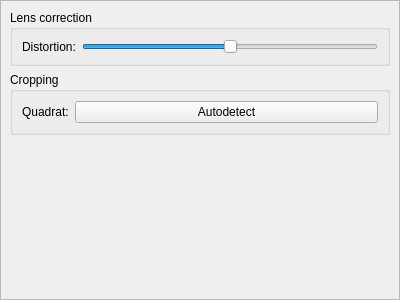
The window that src/preprocessor/gui/editor_dock.ui (CAMBioMed/preprocessor) describes before a commit, drawn with Qt 5.
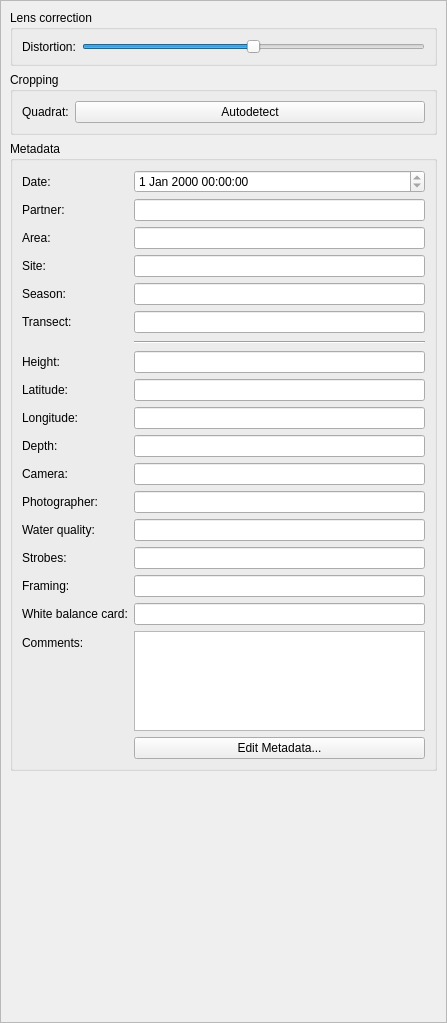
The same window after the commit.

Commit message: Add metadata fields to right dock

```diff
--- a/src/preprocessor/gui/editor_dock.ui
+++ b/src/preprocessor/gui/editor_dock.ui
@@ -6,8 +6,8 @@
    <rect>
     <x>0</x>
     <y>0</y>
-    <width>400</width>
-    <height>300</height>
+    <width>447</width>
+    <height>1023</height>
    </rect>
   </property>
   <property name="windowTitle">
@@ -37,8 +37,8 @@
         <rect>
          <x>0</x>
          <y>0</y>
-         <width>398</width>
-         <height>276</height>
+         <width>445</width>
+         <height>999</height>
         </rect>
        </property>
        <property name="sizePolicy">
@@ -48,23 +48,42 @@
         </sizepolicy>
        </property>
        <layout class="QGridLayout" name="gridLayout_2">
-        <item row="4" column="0">
-         <spacer name="verticalSpacer">
-          <property name="orientation">
-           <enum>Qt::Orientation::Vertical</enum>
+        <item row="3" column="0">
+         <widget class="QGroupBox" name="grpCropping">
+          <property name="sizePolicy">
+           <sizepolicy hsizetype="Preferred" vsizetype="Maximum">
+            <horstretch>0</horstretch>
+            <verstretch>0</verstretch>
+           </sizepolicy>
           </property>
-          <property name="sizeHint" stdset="0">
-           <size>
-            <width>20</width>
-            <height>40</height>
-           </size>
+          <property name="title">
+           <string>Cropping</string>
           </property>
-         </spacer>
+          <layout class="QFormLayout" name="formLayout">
+           <property name="fieldGrowthPolicy">
+            <enum>QFormLayout::FieldGrowthPolicy::AllNonFixedFieldsGrow</enum>
+           </property>
+           <item row="0" column="0">
+            <widget class="QLabel" name="lblCropping_QuadratAutodetect">
+             <property name="text">
+              <string>Quadrat:</string>
+             </property>
+            </widget>
+           </item>
+           <item row="0" column="1">
+            <widget class="QPushButton" name="btnCropping_QuadratAutodetect">
+             <property name="text">
+              <string>Autodetect</string>
+             </property>
+            </widget>
+           </item>
+          </layout>
+         </widget>
         </item>
         <item row="2" column="0">
          <widget class="QGroupBox" name="grpLensCorrection">
           <property name="sizePolicy">
-           <sizepolicy hsizetype="Preferred" vsizetype="Fixed">
+           <sizepolicy hsizetype="Preferred" vsizetype="Maximum">
             <horstretch>0</horstretch>
             <verstretch>0</verstretch>
            </sizepolicy>
@@ -99,26 +118,307 @@
           </layout>
          </widget>
         </item>
-        <item row="3" column="0">
-         <widget class="QGroupBox" name="grpCropping">
+        <item row="5" column="0">
+         <spacer name="verticalSpacer">
+          <property name="orientation">
+           <enum>Qt::Orientation::Vertical</enum>
+          </property>
+          <property name="sizeHint" stdset="0">
+           <size>
+            <width>20</width>
+            <height>40</height>
+           </size>
+          </property>
+         </spacer>
+        </item>
+        <item row="4" column="0">
+         <widget class="QGroupBox" name="grpMetadata">
+          <property name="sizePolicy">
+           <sizepolicy hsizetype="Preferred" vsizetype="Maximum">
+            <horstretch>0</horstretch>
+            <verstretch>0</verstretch>
+           </sizepolicy>
+          </property>
           <property name="title">
-           <string>Cropping</string>
+           <string>Metadata</string>
           </property>
-          <layout class="QFormLayout" name="formLayout">
+          <layout class="QFormLayout" name="formLayout_3">
            <property name="fieldGrowthPolicy">
             <enum>QFormLayout::FieldGrowthPolicy::AllNonFixedFieldsGrow</enum>
            </property>
            <item row="0" column="0">
-            <widget class="QLabel" name="lblCropping_QuadratAutodetect">
+            <widget class="QLabel" name="lblMetadataDate">
              <property name="text">
-              <string>Quadrat:</string>
+              <string>Date:</string>
              </property>
             </widget>
            </item>
            <item row="0" column="1">
-            <widget class="QPushButton" name="btnCropping_QuadratAutodetect">
+            <widget class="QDateTimeEdit" name="dteMetadataDate">
+             <property name="readOnly">
+              <bool>true</bool>
+             </property>
+            </widget>
+           </item>
+           <item row="1" column="0">
+            <widget class="QLabel" name="lblMetadataPartner">
              <property name="text">
-              <string>Autodetect</string>
+              <string>Partner:</string>
+             </property>
+            </widget>
+           </item>
+           <item row="1" column="1">
+            <widget class="QLineEdit" name="txtMetadataPartner">
+             <property name="readOnly">
+              <bool>true</bool>
+             </property>
+            </widget>
+           </item>
+           <item row="2" column="0">
+            <widget class="QLabel" name="lblMetadataArea">
+             <property name="text">
+              <string>Area:</string>
+             </property>
+            </widget>
+           </item>
+           <item row="3" column="0">
+            <widget class="QLabel" name="lblMetadataSite">
+             <property name="text">
+              <string>Site:</string>
+             </property>
+            </widget>
+           </item>
+           <item row="4" column="0">
+            <widget class="QLabel" name="lblMetadataSeason">
+             <property name="text">
+              <string>Season:</string>
+             </property>
+            </widget>
+           </item>
+           <item row="5" column="0">
+            <widget class="QLabel" name="lblMetadataTransect">
+             <property name="text">
+              <string>Transect:</string>
+             </property>
+            </widget>
+           </item>
+           <item row="6" column="1">
+            <widget class="Line" name="line">
+             <property name="sizePolicy">
+              <sizepolicy hsizetype="Expanding" vsizetype="Minimum">
+               <horstretch>0</horstretch>
+               <verstretch>0</verstretch>
+              </sizepolicy>
+             </property>
+             <property name="minimumSize">
+              <size>
+               <width>0</width>
+               <height>6</height>
+              </size>
+             </property>
+             <property name="orientation">
+              <enum>Qt::Orientation::Horizontal</enum>
+             </property>
+            </widget>
+           </item>
+           <item row="7" column="0">
+            <widget class="QLabel" name="lblMetadataHeight">
+             <property name="text">
+              <string>Height:</string>
+             </property>
+            </widget>
+           </item>
+           <item row="8" column="0">
+            <widget class="QLabel" name="lblMetadataLatitude">
+             <property name="text">
+              <string>Latitude:</string>
+             </property>
+            </widget>
+           </item>
+           <item row="9" column="0">
+            <widget class="QLabel" name="lblMetadataLongitude">
+             <property name="text">
+              <string>Longitude:</string>
+             </property>
+            </widget>
+           </item>
+           <item row="10" column="0">
+            <widget class="QLabel" name="lblMetadataDepth">
+             <property name="text">
+              <string>Depth:</string>
+             </property>
+            </widget>
+           </item>
+           <item row="11" column="0">
+            <widget class="QLabel" name="lblMetadataCamera">
+             <property name="text">
+              <string>Camera:</string>
+             </property>
+            </widget>
+           </item>
+           <item row="12" column="0">
+            <widget class="QLabel" name="lblMetadataPhotographer">
+             <property name="text">
+              <string>Photographer:</string>
+             </property>
+            </widget>
+           </item>
+           <item row="13" column="0">
+            <widget class="QLabel" name="lblMetadataWaterQuality">
+             <property name="text">
+              <string>Water quality:</string>
+             </property>
+            </widget>
+           </item>
+           <item row="14" column="0">
+            <widget class="QLabel" name="lblMetadataStrobes">
+             <property name="text">
+              <string>Strobes:</string>
+             </property>
+            </widget>
+           </item>
+           <item row="15" column="0">
+            <widget class="QLabel" name="lblMetadataFraming">
+             <property name="text">
+              <string>Framing:</string>
+             </property>
+            </widget>
+           </item>
+           <item row="16" column="0">
+            <widget class="QLabel" name="lblMetadataWhiteBalanceCard">
+             <property name="text">
+              <string>White balance card:</string>
+             </property>
+            </widget>
+           </item>
+           <item row="17" column="0">
+            <widget class="QLabel" name="lblMetadataComments">
+             <property name="text">
+              <string>Comments:</string>
+             </property>
+            </widget>
+           </item>
+           <item row="18" column="1">
+            <widget class="QPushButton" name="btnMetadataEdit">
+             <property name="text">
+              <string>Edit Metadata...</string>
+             </property>
+            </widget>
+           </item>
+           <item row="2" column="1">
+            <widget class="QLineEdit" name="txtMetadataArea">
+             <property name="readOnly">
+              <bool>true</bool>
+             </property>
+            </widget>
+           </item>
+           <item row="3" column="1">
+            <widget class="QLineEdit" name="txtMetadataSite">
+             <property name="readOnly">
+              <bool>true</bool>
+             </property>
+            </widget>
+           </item>
+           <item row="4" column="1">
+            <widget class="QLineEdit" name="txtMetadataSeason">
+             <property name="readOnly">
+              <bool>true</bool>
+             </property>
+            </widget>
+           </item>
+           <item row="5" column="1">
+            <widget class="QLineEdit" name="txtMetadataTransect">
+             <property name="readOnly">
+              <bool>true</bool>
+             </property>
+            </widget>
+           </item>
+           <item row="7" column="1">
+            <widget class="QLineEdit" name="txtMetadataHeight">
+             <property name="readOnly">
+              <bool>true</bool>
+             </property>
+            </widget>
+           </item>
+           <item row="8" column="1">
+            <widget class="QLineEdit" name="txtMetadataLatitude">
+             <property name="readOnly">
+              <bool>true</bool>
+             </property>
+            </widget>
+           </item>
+           <item row="9" column="1">
+            <widget class="QLineEdit" name="txtMetadataLongitude">
+             <property name="readOnly">
+              <bool>true</bool>
+             </property>
+            </widget>
+           </item>
+           <item row="10" column="1">
+            <widget class="QLineEdit" name="txtMetadataDepth">
+             <property name="readOnly">
+              <bool>true</bool>
+             </property>
+            </widget>
+           </item>
+           <item row="11" column="1">
+            <widget class="QLineEdit" name="txtMetadataCamera">
+             <property name="readOnly">
+              <bool>true</bool>
+             </property>
+            </widget>
+           </item>
+           <item row="12" column="1">
+            <widget class="QLineEdit" name="txtMetadataPhotographer">
+             <property name="readOnly">
+              <bool>true</bool>
+             </property>
+            </widget>
+           </item>
+           <item row="13" column="1">
+            <widget class="QLineEdit" name="txtMetadataWaterQuality">
+             <property name="readOnly">
+              <bool>true</bool>
+             </property>
+            </widget>
+           </item>
+           <item row="14" column="1">
+            <widget class="QLineEdit" name="txtMetadataStrobes">
+             <property name="readOnly">
+              <bool>true</bool>
+             </property>
+            </widget>
+           </item>
+           <item row="15" column="1">
+            <widget class="QLineEdit" name="txtMetadataFraming">
+             <property name="readOnly">
+              <bool>true</bool>
+             </property>
+            </widget>
+           </item>
+           <item row="16" column="1">
+            <widget class="QLineEdit" name="txtMetadataWhiteBalanceCard">
+             <property name="readOnly">
+              <bool>true</bool>
+             </property>
+            </widget>
+           </item>
+           <item row="17" column="1">
+            <widget class="QPlainTextEdit" name="txtComments">
+             <property name="sizePolicy">
+              <sizepolicy hsizetype="Expanding" vsizetype="Maximum">
+               <horstretch>0</horstretch>
+               <verstretch>0</verstretch>
+              </sizepolicy>
+             </property>
+             <property name="maximumSize">
+              <size>
+               <width>16777215</width>
+               <height>100</height>
+              </size>
+             </property>
+             <property name="readOnly">
+              <bool>true</bool>
              </property>
             </widget>
            </item>
```
The commit also changes 1 other file.
